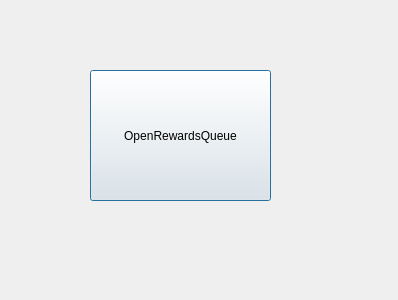
Old version of the form src/RewardsTheaterSettings.ui in the repository gottagofaster236/RewardsTheater.
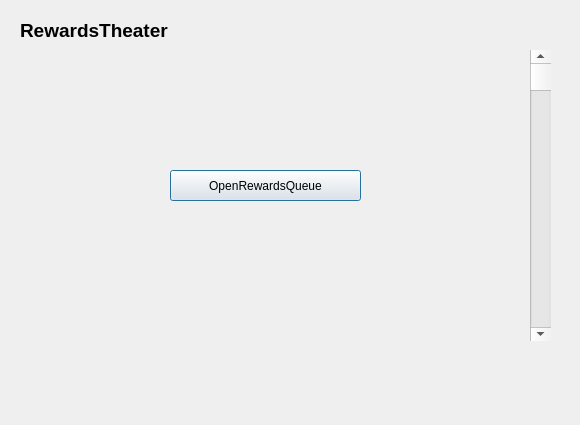
New version of the form.

What changed in the file:
```diff
--- a/src/RewardsTheaterSettings.ui
+++ b/src/RewardsTheaterSettings.ui
@@ -6,8 +6,8 @@
    <rect>
     <x>0</x>
     <y>0</y>
-    <width>398</width>
-    <height>300</height>
+    <width>580</width>
+    <height>425</height>
    </rect>
   </property>
   <property name="windowTitle">
@@ -16,16 +16,51 @@
   <widget class="QPushButton" name="pushButton">
    <property name="geometry">
     <rect>
-     <x>90</x>
-     <y>70</y>
-     <width>181</width>
-     <height>131</height>
+     <x>170</x>
+     <y>170</y>
+     <width>191</width>
+     <height>31</height>
     </rect>
    </property>
    <property name="text">
     <string>OpenRewardsQueue</string>
    </property>
   </widget>
+  <widget class="QLabel" name="label">
+   <property name="geometry">
+    <rect>
+     <x>20</x>
+     <y>20</y>
+     <width>251</width>
+     <height>21</height>
+    </rect>
+   </property>
+   <property name="font">
+    <font>
+     <pointsize>14</pointsize>
+     <bold>true</bold>
+    </font>
+   </property>
+   <property name="locale">
+    <locale language="English" country="UnitedStates"/>
+   </property>
+   <property name="text">
+    <string>RewardsTheater</string>
+   </property>
+  </widget>
+  <widget class="QScrollBar" name="verticalScrollBar">
+   <property name="geometry">
+    <rect>
+     <x>530</x>
+     <y>50</y>
+     <width>21</width>
+     <height>291</height>
+    </rect>
+   </property>
+   <property name="orientation">
+    <enum>Qt::Vertical</enum>
+   </property>
+  </widget>
  </widget>
  <resources/>
  <connections/>
```
Left out of the diff: 3 changed lines with no effect on the pictures.
